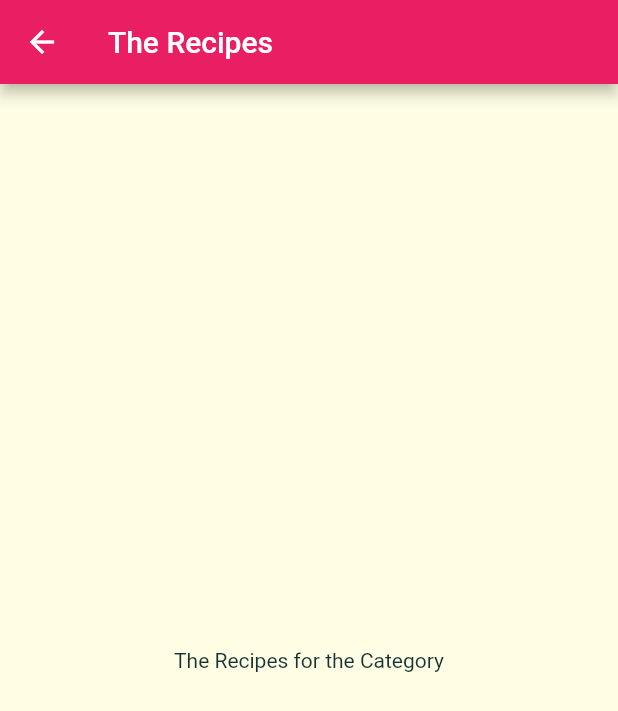
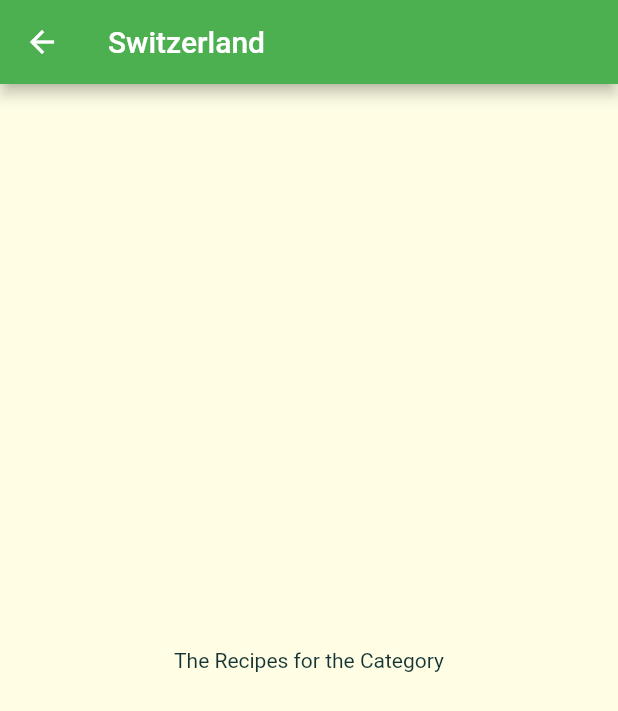
Before and after one commit to alaminsheikh01/Cooking_meal_app, a Flutter app: the screen it shows after launch, after a tap on "Switzerland", on a phone screen of 412 x 824 dp. Shown: the top 711 px of the screen. Run offline on Flutter 3.47's test engine with Material 2 defaults, Android fonts, the phone set to English and light mode, and no system bars.

Commit message:
pass dynamic title

```diff
--- a/lib/categories_screen.dart
+++ b/lib/categories_screen.dart
@@ -15,7 +15,11 @@
         padding: const EdgeInsets.all(25),
         children: DUMMY_CATEGORIES
             .map(
-              (catData) => CategoryItem(catData.title, catData.color),
+              (catData) => CategoryItem(
+                catData.id,
+                catData.title,
+                catData.color,
+              ),
             )
             .toList(),
         gridDelegate: SliverGridDelegateWithMaxCrossAxisExtent(
--- a/lib/category_item.dart
+++ b/lib/category_item.dart
@@ -2,16 +2,17 @@
 import './category_meals_screen.dart';
 
 class CategoryItem extends StatelessWidget {
+  final String id;
   final String title;
   final Color color;
 
-  CategoryItem(this.title, this.color);
+  CategoryItem(this.id, this.title, this.color);
 
   void selectCategory(BuildContext context) {
     Navigator.of(context).push(
       MaterialPageRoute(
         builder: (_) {
-          return CategoryMealsScreen();
+          return CategoryMealsScreen(id, title);
         },
       ),
     );
--- a/lib/category_meals_screen.dart
+++ b/lib/category_meals_screen.dart
@@ -1,13 +1,16 @@
 import 'package:flutter/material.dart';
 
 class CategoryMealsScreen extends StatelessWidget {
-  const CategoryMealsScreen({Key? key}) : super(key: key);
+  final String categoryId;
+  final String categoryTitle;
+
+  CategoryMealsScreen(this.categoryId, this.categoryTitle);
 
   @override
   Widget build(BuildContext context) {
     return Scaffold(
       appBar: AppBar(
-        title: Text('The Recipes'),
+        title: Text(categoryTitle),
       ),
       body: Center(
         child: Text(
--- a/lib/main.dart
+++ b/lib/main.dart
@@ -8,7 +8,7 @@
     return MaterialApp(
       title: 'DeliMeals',
       theme: ThemeData(
-        primarySwatch: Colors.pink,
+        primarySwatch: Colors.green,
         accentColor: Colors.amber,
         canvasColor: Color.fromRGBO(255, 254, 229, 1),
         textTheme: ThemeData.light().textTheme.copyWith(
```
